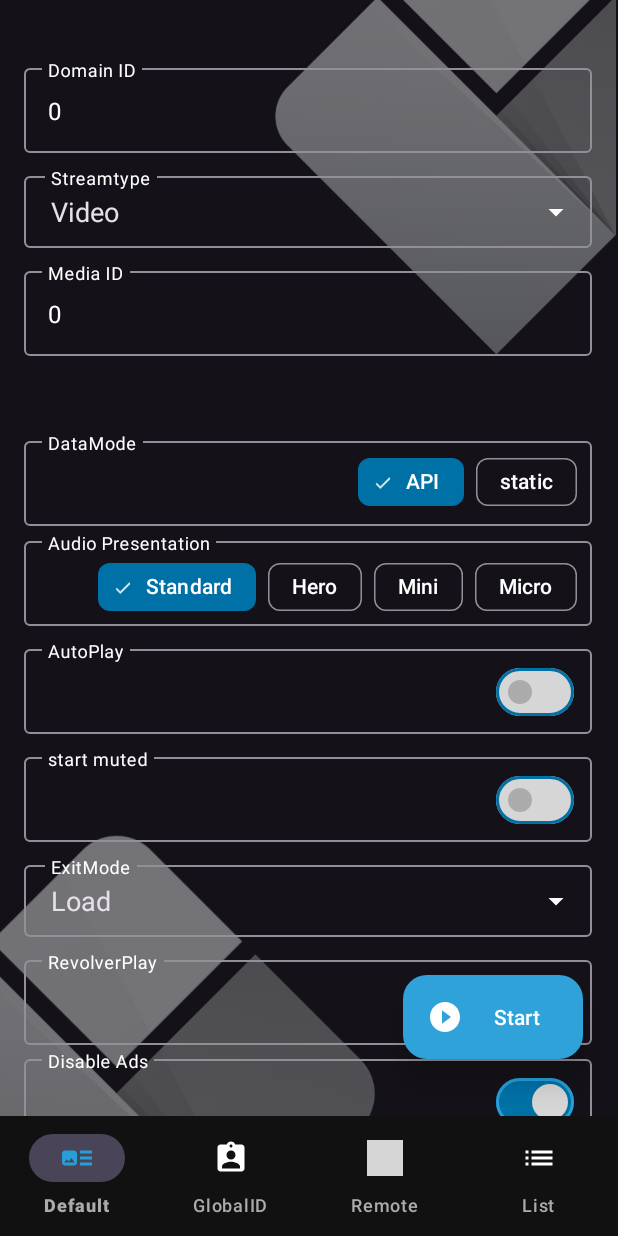
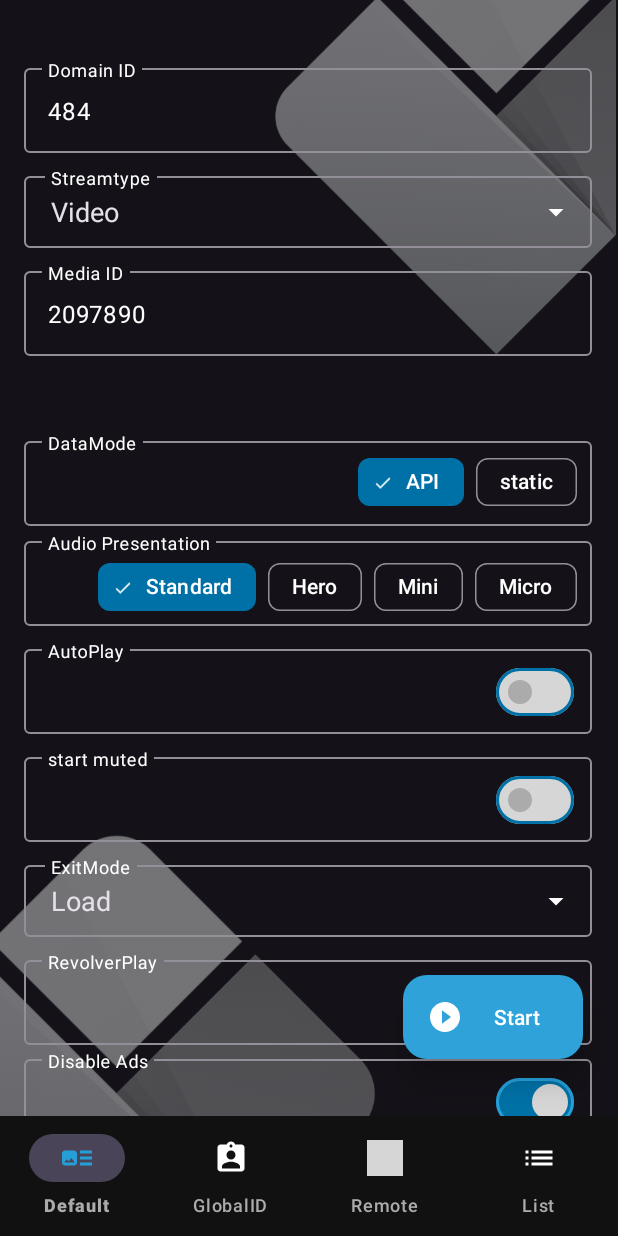
Before and after one commit to 3qnexx/nexxPLAY-android, an Android app: the screen it shows after launch (MainActivity), on a phone screen of 412 x 824 dp. Run offline under Robolectric (Android 15) with nearby library versions, the phone set to English and light mode, and no system bars; 11 statements that could not run were skipped; grey boxes are pictures that could not be loaded.

Commit message:
Update fragment_settings.xml

```diff
--- a/sample/src/main/res/layout/fragment_settings.xml
+++ b/sample/src/main/res/layout/fragment_settings.xml
@@ -63,7 +63,7 @@
                     android:focusableInTouchMode="true"
                     android:inputType="number"
                     android:nextFocusDown="@id/mediaIDInput"
-                    android:text="0"
+                    android:text="484"
                     android:textColor="@color/text_white" />
 
             </com.google.android.material.textfield.TextInputLayout>
@@ -129,7 +129,7 @@
                     android:focusableInTouchMode="true"
                     android:inputType="number"
                     android:nextFocusDown="@id/show"
-                    android:text="0"
+                    android:text="2097890"
                     android:textColor="@color/text_white" />
 
             </com.google.android.material.textfield.TextInputLayout>
```
